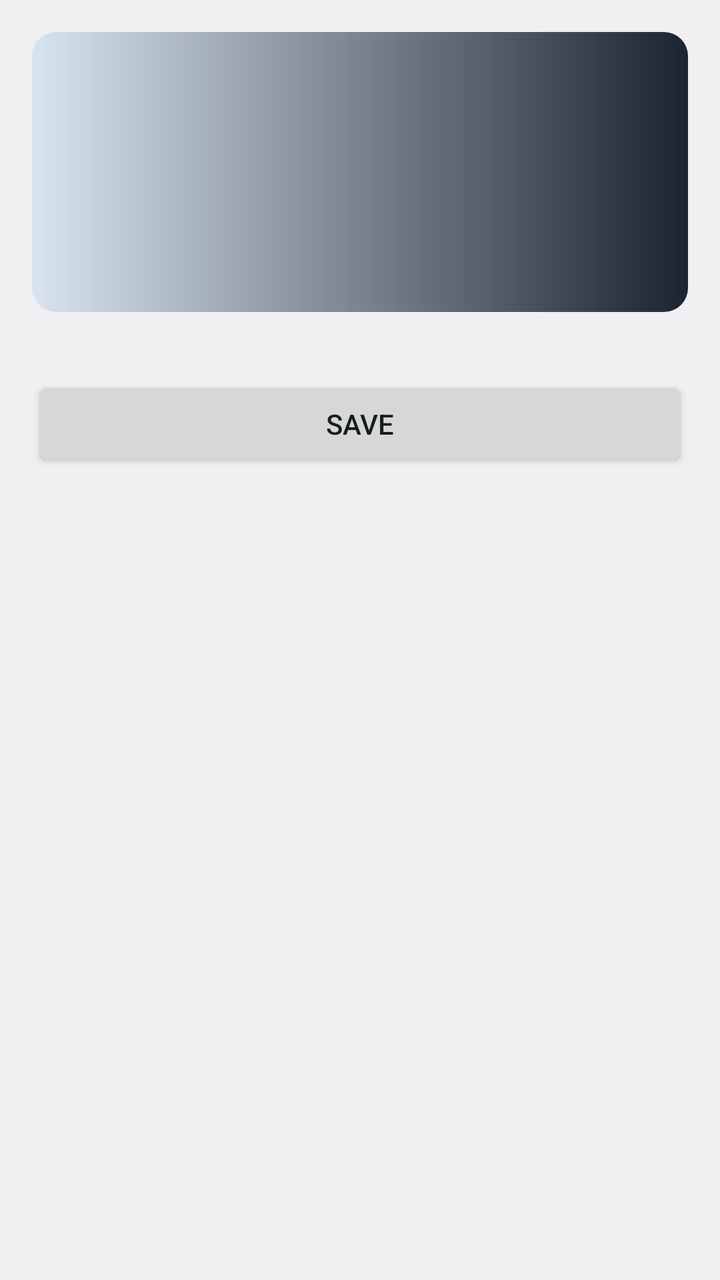
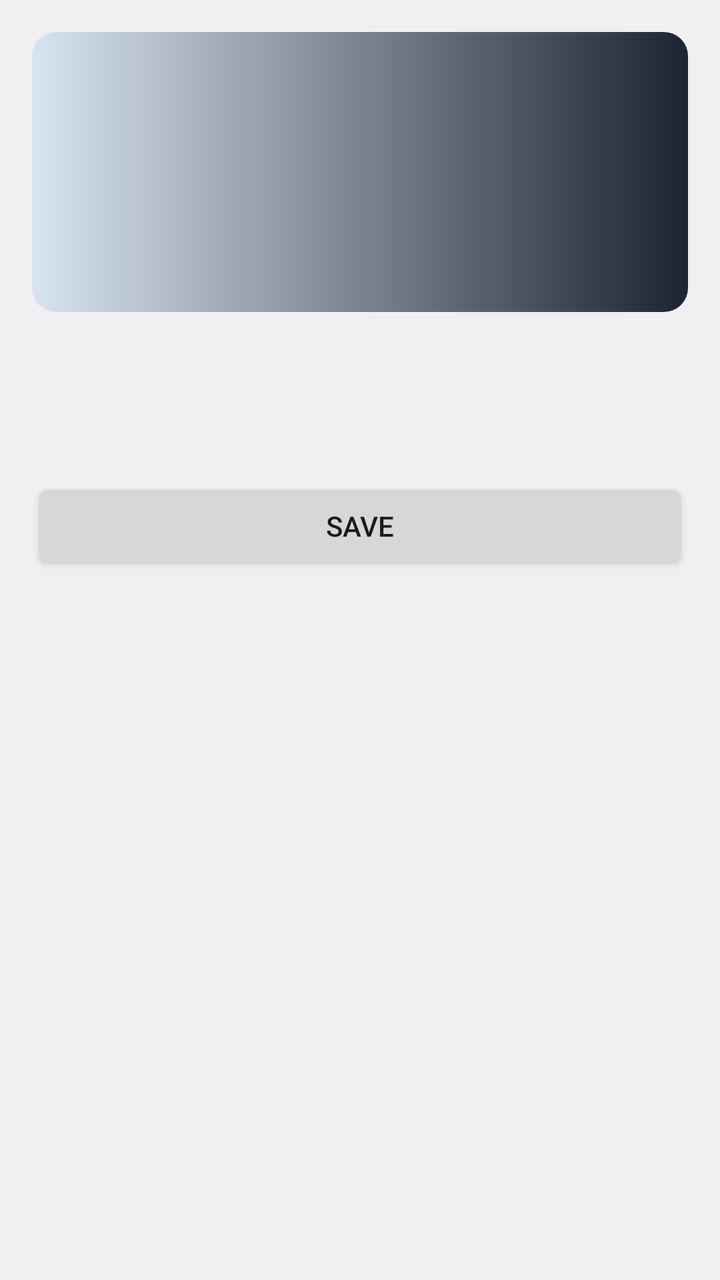

Before-and-after screenshots of an Android layout around one commit, followed by the original layout XML and the change that was made.
<!-- AndroidManifest.xml: activity theme android:Theme.DeviceDefault.DayNight -->
<!-- res/layout/activity_widget_settings.xml -->
<?xml version="1.0" encoding="utf-8"?>
<ScrollView xmlns:android="http://schemas.android.com/apk/res/android"
    android:id="@+id/settings_scroll"
    android:layout_width="match_parent"
    android:layout_height="match_parent">

    <LinearLayout
        android:layout_width="match_parent"
        android:layout_height="wrap_content"
        android:orientation="vertical"
        android:padding="16dp">

        
        <FrameLayout
            android:id="@+id/settings_preview"
            android:layout_width="match_parent"
            android:layout_height="140dp"
            android:layout_marginBottom="16dp"
            android:background="@drawable/settings_preview_backdrop"
            android:contentDescription="@string/settings_preview_description" />

        <LinearLayout
            android:id="@+id/settings_controls"
            android:layout_width="match_parent"
            android:layout_height="wrap_content"
            android:orientation="vertical" />

        <Button
            android:id="@+id/settings_save"
            android:layout_width="match_parent"
            android:layout_height="wrap_content"
            android:layout_marginTop="16dp"
            android:text="@string/settings_save" />
    </LinearLayout>
</ScrollView>
<!-- resources referenced by this layout -->
<resources>
  <!-- drawable settings_preview_backdrop (drawable) -->
  <?xml version="1.0" encoding="utf-8"?>
  <shape xmlns:android="http://schemas.android.com/apk/res/android">
      <corners android:radius="12dp" />
      <gradient
          android:angle="0"
          android:endColor="#FF1B2430"
          android:startColor="#FFD8E4F0" />
  </shape>
  <string name="settings_preview_description">Preview of the widget with these settings</string>
  <string name="settings_save">Save</string>
</resources>

<!-- the commit's change to res/layout/activity_widget_settings.xml (unified diff, before → after) -->
@@ -19,6 +19,21 @@
             android:background="@drawable/settings_preview_backdrop"
             android:contentDescription="@string/settings_preview_description" />
 
+        
+        <TextView
+            android:id="@+id/settings_attribution"
+            android:layout_width="match_parent"
+            android:layout_height="wrap_content"
+            android:layout_marginBottom="16dp"
+            android:textAppearance="@android:style/TextAppearance.DeviceDefault.Small" />
+
+        <LinearLayout
+            android:id="@+id/settings_location"
+            android:layout_width="match_parent"
+            android:layout_height="wrap_content"
+            android:layout_marginBottom="16dp"
+            android:orientation="vertical" />
+
         <LinearLayout
             android:id="@+id/settings_controls"
             android:layout_width="match_parent"
